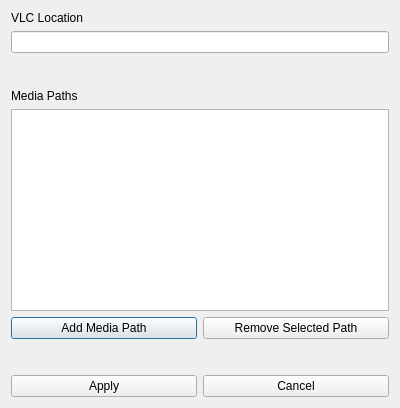
This is settings.ui in madsprinkler219/QT_VLC_Media_Player as Qt 5 draws it before an edit. The edited form follows.
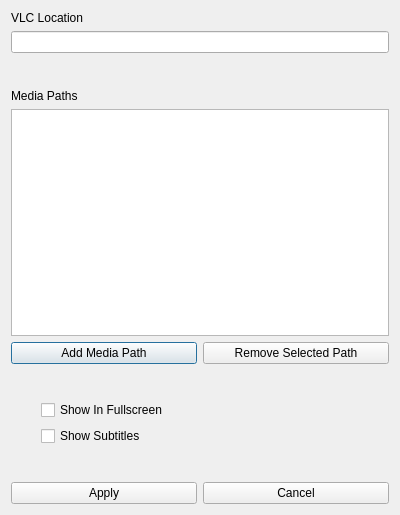
This is the edited form.

Commit message: Added options to select screen size and subtitles for video player

Patch:
```diff
--- a/settings.ui
+++ b/settings.ui
@@ -7,13 +7,13 @@
     <x>0</x>
     <y>0</y>
     <width>400</width>
-    <height>408</height>
+    <height>515</height>
    </rect>
   </property>
   <property name="windowTitle">
    <string>Dialog</string>
   </property>
-  <layout class="QVBoxLayout" name="verticalLayout">
+  <layout class="QVBoxLayout" name="verticalLayout_2">
    <item>
     <widget class="QLabel" name="label">
      <property name="text">
@@ -91,6 +91,60 @@
      </property>
     </spacer>
    </item>
+   <item>
+    <layout class="QHBoxLayout" name="horizontalLayout_3">
+     <item>
+      <spacer name="horizontalSpacer">
+       <property name="orientation">
+        <enum>Qt::Horizontal</enum>
+       </property>
+       <property name="sizeType">
+        <enum>QSizePolicy::Fixed</enum>
+       </property>
+       <property name="sizeHint" stdset="0">
+        <size>
+         <width>30</width>
+         <height>20</height>
+        </size>
+       </property>
+      </spacer>
+     </item>
+     <item>
+      <layout class="QVBoxLayout" name="verticalLayout">
+       <item>
+        <widget class="QCheckBox" name="checkBox">
+         <property name="text">
+          <string>Show In Fullscreen</string>
+         </property>
+        </widget>
+       </item>
+       <item>
+        <widget class="QCheckBox" name="checkBox_2">
+         <property name="text">
+          <string>Show Subtitles</string>
+         </property>
+        </widget>
+       </item>
+      </layout>
+     </item>
+    </layout>
+   </item>
+   <item>
+    <spacer name="verticalSpacer_3">
+     <property name="orientation">
+      <enum>Qt::Vertical</enum>
+     </property>
+     <property name="sizeType">
+      <enum>QSizePolicy::Fixed</enum>
+     </property>
+     <property name="sizeHint" stdset="0">
+      <size>
+       <width>20</width>
+       <height>30</height>
+      </size>
+     </property>
+    </spacer>
+   </item>
    <item>
     <layout class="QHBoxLayout" name="horizontalLayout">
      <item>
```
The commit also changes 3 other files.
